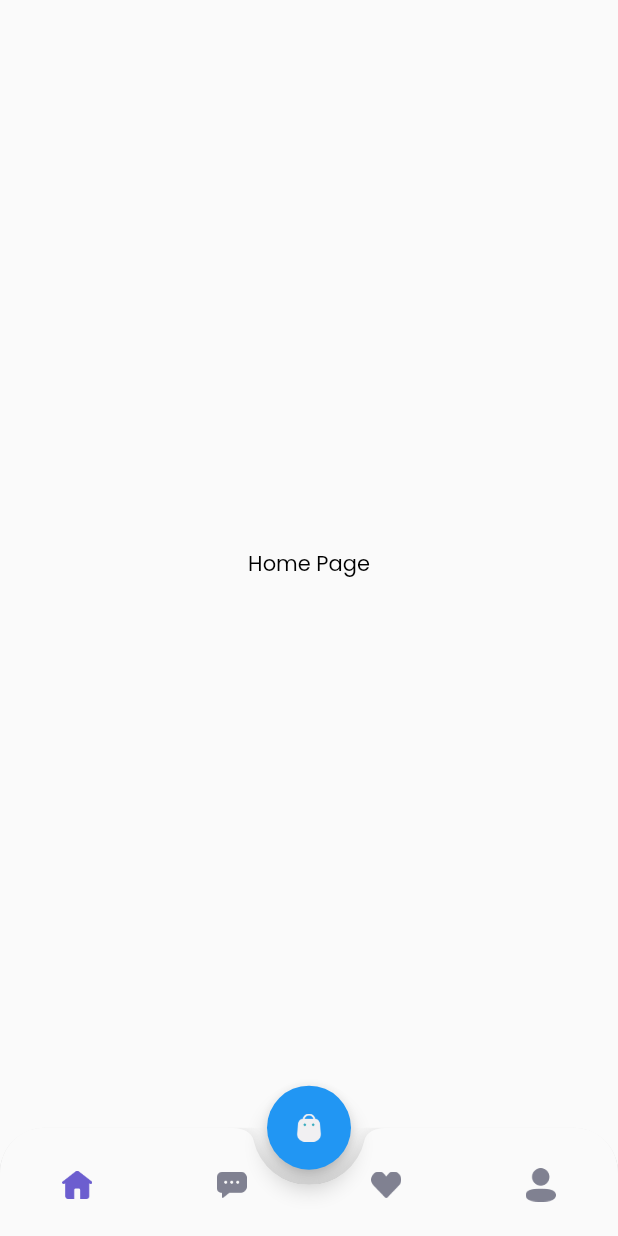
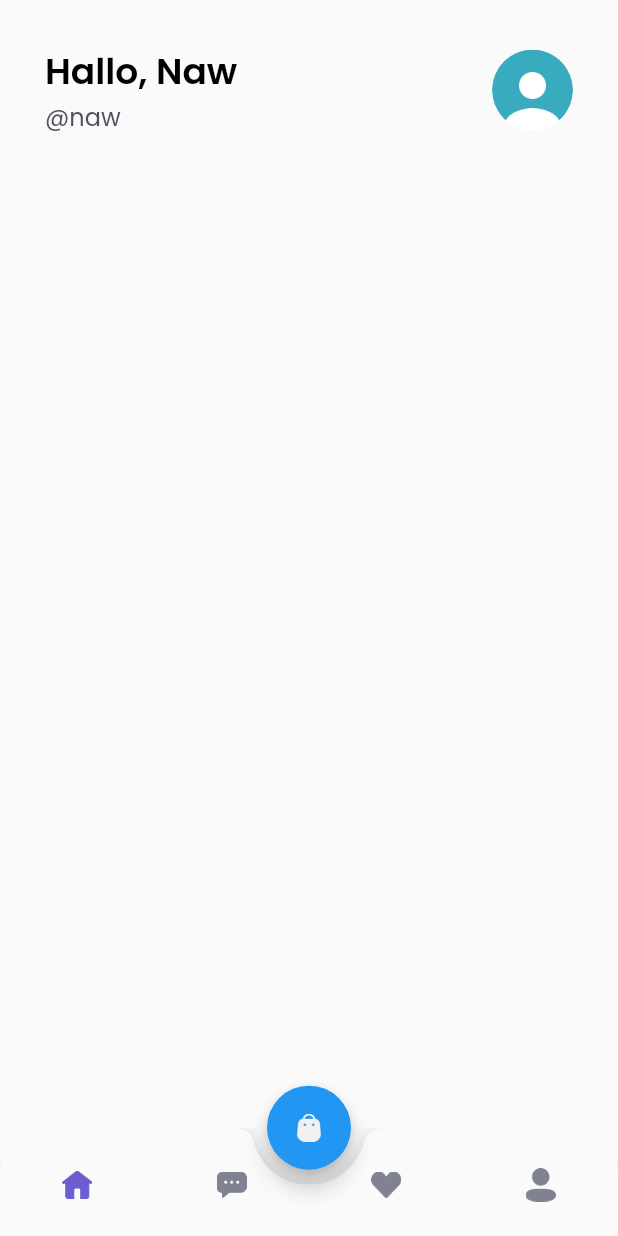
Before and after one commit to MohammadNawawi/flutter-niori, a Flutter app: the MainPage screen opened by its route, on a phone screen of 412 x 824 dp. Run offline on Flutter 3.47's test engine with Material 2 defaults, Android fonts, the phone set to English and light mode, and no system bars; our stand-ins replace google_fonts.

Commit message:
Create Home Page Header

```diff
--- a/lib/pages/home/home_page.dart
+++ b/lib/pages/home/home_page.dart
@@ -5,11 +5,52 @@
 
   @override
   Widget build(BuildContext context) {
-    return Center(
-      child: Text(
-        'Home Page',
-        style: textBlackStyle,
-      ),
+
+    Widget header(){
+      return Container(
+        margin: EdgeInsets.only(
+          top: defaultMargin,
+          left: defaultMargin,
+          right: defaultMargin
+        ),
+        child: Row(
+          children: [
+            Expanded(
+              child: Column(
+                crossAxisAlignment: CrossAxisAlignment.start,
+                children: [
+                  Text(
+                    'Hallo, Naw',
+                    style: textBlackStyle.copyWith(
+                      fontSize: 24,
+                      fontWeight: semiBold,
+                    ),
+                  ),
+                  Text(
+                    '@naw',
+                    style: textSubtitleStyle.copyWith(
+                      fontSize: 16,
+                    )
+                  ),
+                ],
+              ),
+            ),
+            Container(
+              width: 54,
+              height: 54,
+              decoration: BoxDecoration(
+                shape: BoxShape.circle,
+                image: DecorationImage(image: AssetImage('assets/images/iclog/image_profile.png',),),
+              ),
+            ),
+          ],
+        ),
+      );
+    }
+    return ListView(
+      children: [
+        header(),
+      ],
     );
   }
 }
```
